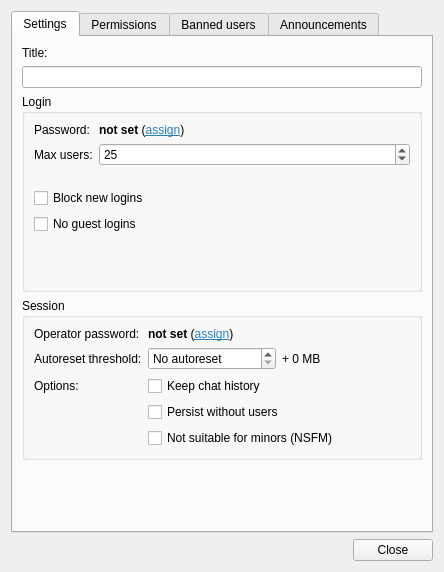
Old version of the form src/desktop/ui/sessionsettings.ui in the repository drawpile/Drawpile.
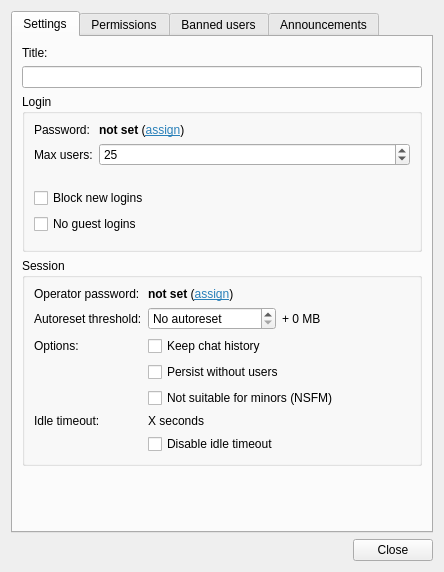
New version of the form. Icons and pictures are not drawn. Custom widgets are drawn as their Qt base class.

Commit message:
Allow moderators to disable session idle timeout
Through the session settings, which now show the idle timeout to the
user as well. Server owners can disable this ability through a config
setting if they don't want this.

```diff
--- a/src/desktop/ui/sessionsettings.ui
+++ b/src/desktop/ui/sessionsettings.ui
@@ -121,6 +121,27 @@
             </property>
            </widget>
           </item>
+          <item row="5" column="0">
+           <widget class="QLabel" name="idleTimeoutLabel">
+            <property name="text">
+             <string>Idle timeout:</string>
+            </property>
+           </widget>
+          </item>
+          <item row="5" column="1">
+           <widget class="QLabel" name="idleTimeoutAmount">
+            <property name="text">
+             <string>X seconds</string>
+            </property>
+           </widget>
+          </item>
+          <item row="6" column="1">
+           <widget class="QCheckBox" name="idleTimeoutOverride">
+            <property name="text">
+             <string>Disable idle timeout</string>
+            </property>
+           </widget>
+          </item>
          </layout>
         </widget>
        </item>
@@ -142,7 +163,7 @@
          <property name="sizeHint" stdset="0">
           <size>
            <width>20</width>
-           <height>40</height>
+           <height>0</height>
           </size>
          </property>
         </spacer>
@@ -228,7 +249,7 @@
             <property name="sizeHint" stdset="0">
              <size>
               <width>20</width>
-              <height>40</height>
+              <height>0</height>
              </size>
             </property>
            </spacer>
```
The commit also changes 11 other files.
